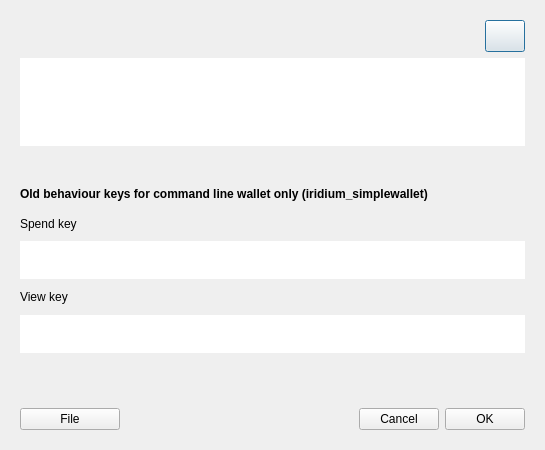
iridiumdev/Iridium-IRD-wallet, file src/Gui/Common/KeyDialog.ui: the form before one commit.
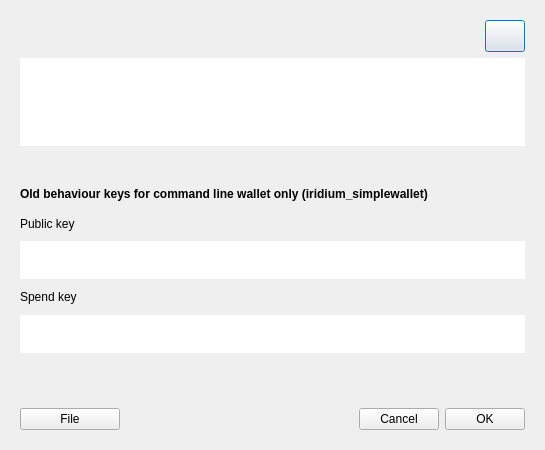
The form after the commit. Icons and pictures are not drawn. Custom widgets are drawn as their Qt base class.

```diff
--- a/src/Gui/Common/KeyDialog.ui
+++ b/src/Gui/Common/KeyDialog.ui
@@ -164,14 +164,14 @@
     </widget>
    </item>
    <item>
-    <widget class="QLabel" name="m_spendLabel">
+    <widget class="QLabel" name="m_viewLabel">
      <property name="text">
-      <string>Spend key</string>
+      <string>Public key</string>
      </property>
     </widget>
    </item>
    <item>
-    <widget class="QTextEdit" name="m_spendKey">
+    <widget class="QTextEdit" name="m_viewKey">
      <property name="sizePolicy">
       <sizepolicy hsizetype="Expanding" vsizetype="Fixed">
        <horstretch>0</horstretch>
@@ -191,16 +191,14 @@
       </size>
      </property>
      <property name="font">
-      <font>
-       <family>Courier</family>
-      </font>
+      <font/>
      </property>
      <property name="frameShape">
       <enum>QFrame::NoFrame</enum>
      </property>
      <property name="html">
       <string>&lt;!DOCTYPE HTML PUBLIC &quot;-//W3C//DTD HTML 4.0//EN&quot; &quot;http://www.w3.org/TR/REC-html40/strict.dtd&quot;&gt;
-&lt;html&gt;&lt;head&gt;&lt;meta name=&quot;qrichtext&quot; content=&quot;1&quot; /&gt;&lt;style type=&quot;text/css&quot;&gt;
+&lt;html&gt;&lt;head&gt;&lt;meta name=&quot;qrichtext&quot; content=&quot;1&quot; /&gt;&lt;meta charset=&quot;utf-8&quot; /&gt;&lt;style type=&quot;text/css&quot;&gt;
 p, li { white-space: pre-wrap; }
 &lt;/style&gt;&lt;/head&gt;&lt;body style=&quot; font-family:'Courier'; font-size:13pt; font-weight:400; font-style:normal;&quot;&gt;
 &lt;p style=&quot;-qt-paragraph-type:empty; margin-top:0px; margin-bottom:0px; margin-left:0px; margin-right:0px; -qt-block-indent:0; text-indent:0px; font-family:'.SF NS Text';&quot;&gt;&lt;br /&gt;&lt;/p&gt;&lt;/body&gt;&lt;/html&gt;</string>
@@ -208,14 +206,14 @@
     </widget>
    </item>
    <item>
-    <widget class="QLabel" name="m_viewLabel">
+    <widget class="QLabel" name="m_spendLabel">
      <property name="text">
-      <string>View key</string>
+      <string>Spend key</string>
      </property>
     </widget>
    </item>
    <item>
-    <widget class="QTextEdit" name="m_viewKey">
+    <widget class="QTextEdit" name="m_spendKey">
      <property name="sizePolicy">
       <sizepolicy hsizetype="Expanding" vsizetype="Fixed">
        <horstretch>0</horstretch>
@@ -229,9 +227,7 @@
       </size>
      </property>
      <property name="font">
-      <font>
-       <family>Courier</family>
-      </font>
+      <font/>
      </property>
      <property name="frameShape">
       <enum>QFrame::NoFrame</enum>
@@ -314,16 +310,21 @@
   </layout>
  </widget>
  <customwidgets>
-  <customwidget>
-   <class>WalletGui::WalletOkButton</class>
-   <extends>QPushButton</extends>
-   <header>Gui/Common/WalletOkButton.h</header>
-  </customwidget>
   <customwidget>
    <class>WalletGui::WalletSmallGrayTextLabel</class>
    <extends>QLabel</extends>
    <header>Gui/Common/WalletTextLabel.h</header>
   </customwidget>
+  <customwidget>
+   <class>WalletGui::WalletSmallButton</class>
+   <extends>QPushButton</extends>
+   <header>Gui/Common/WalletSmallButton.h</header>
+  </customwidget>
+  <customwidget>
+   <class>WalletGui::WalletOkButton</class>
+   <extends>QPushButton</extends>
+   <header>Gui/Common/WalletOkButton.h</header>
+  </customwidget>
   <customwidget>
    <class>WalletGui::WalletCancelButton</class>
    <extends>QPushButton</extends>
@@ -334,11 +335,6 @@
    <extends>QPushButton</extends>
    <header>Gui/Common/WalletBlueButton.h</header>
   </customwidget>
-  <customwidget>
-   <class>WalletGui::WalletSmallButton</class>
-   <extends>QPushButton</extends>
-   <header>Gui/Common/WalletSmallButton.h</header>
-  </customwidget>
  </customwidgets>
  <resources>
   <include location="../../resources.qrc"/>
```
Left out of the diff: 6 changed lines with no effect on the pictures.
